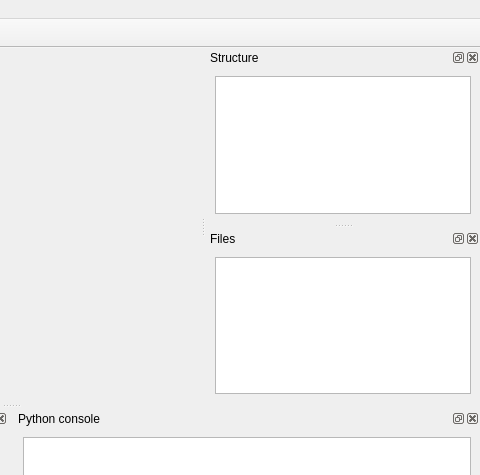
merbst/QIdle, file forms/win_prj.ui: the form before one commit; both pictures show x 458 to 938 and y 0 to 475 of the 938 by 638 pixel window.
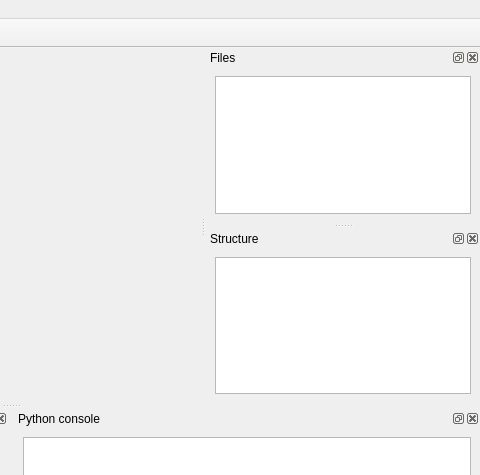
The form after the commit. Icons and pictures are not drawn. Custom widgets are drawn as their Qt base class.

Commit message: Fix a few bugs due to the introduction of a new window type and the move to support both pyqt4 and pyqt5

The edit to the form file:
```diff
--- a/forms/win_prj.ui
+++ b/forms/win_prj.ui
@@ -24,6 +24,21 @@
     </item>
    </layout>
   </widget>
+  <widget class="QDockWidget" name="dockWidgetFiles">
+   <property name="windowTitle">
+    <string>Files</string>
+   </property>
+   <attribute name="dockWidgetArea">
+    <number>2</number>
+   </attribute>
+   <widget class="QWidget" name="dockWidgetContents">
+    <layout class="QGridLayout" name="gridLayout_2">
+     <item row="0" column="0">
+      <widget class="FileSystemTreeView" name="fsTree"/>
+     </item>
+    </layout>
+   </widget>
+  </widget>
   <widget class="QDockWidget" name="dockWidgetClassExplorer">
    <property name="windowTitle">
     <string>Structure</string>
@@ -188,21 +203,6 @@
    <addaction name="actionConfigureRun"/>
    <addaction name="actionRun"/>
   </widget>
-  <widget class="QDockWidget" name="dockWidgetFiles">
-   <property name="windowTitle">
-    <string>Files</string>
-   </property>
-   <attribute name="dockWidgetArea">
-    <number>2</number>
-   </attribute>
-   <widget class="QWidget" name="dockWidgetContents">
-    <layout class="QGridLayout" name="gridLayout_2">
-     <item row="0" column="0">
-      <widget class="FileSystemTreeView" name="fsTree"/>
-     </item>
-    </layout>
-   </widget>
-  </widget>
   <action name="actionOpen_file">
    <property name="icon">
     <iconset theme="document-open" resource="qidle.qrc">
```
Left out of the diff: 3 changed lines with no effect on the pictures. The commit also changes 13 other files.
